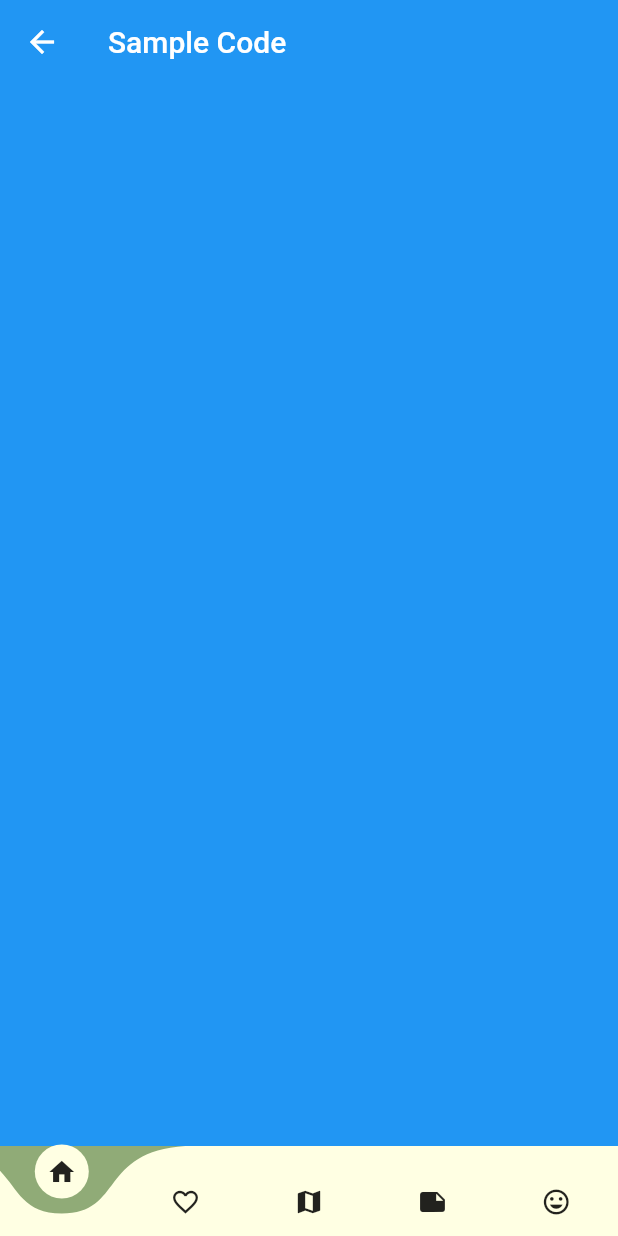
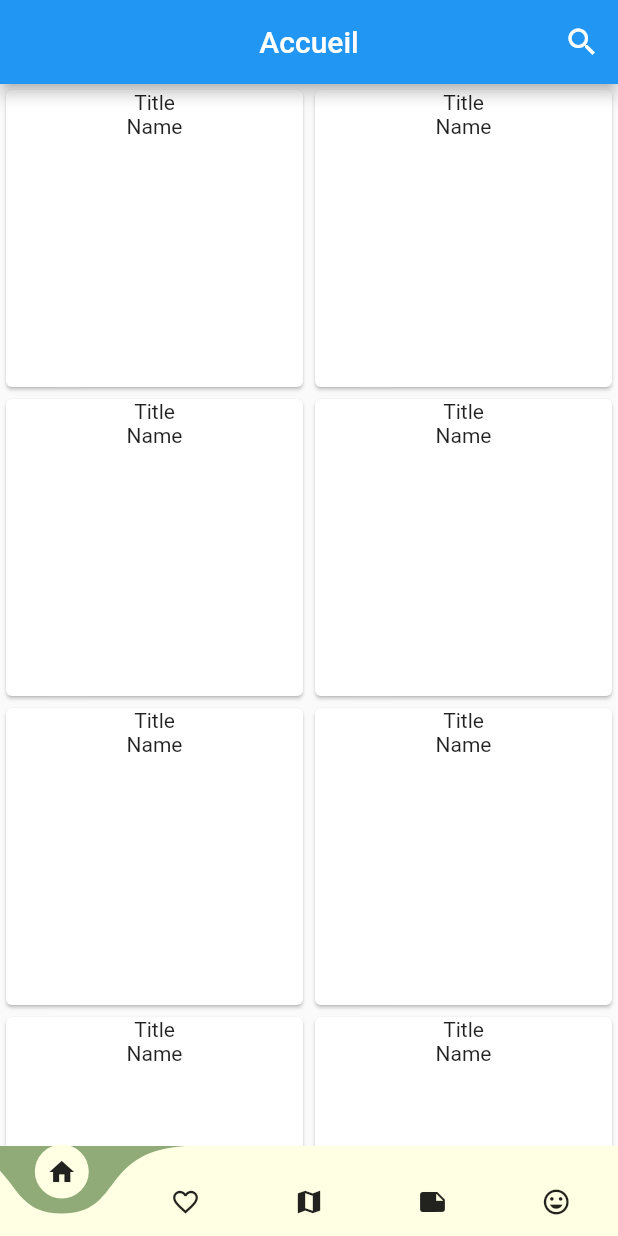
Before and after one commit to Sanitc/phoikos, a Flutter app: the MainPageWidget screen opened directly, on a phone screen of 412 x 824 dp. Run offline on Flutter 3.47's test engine with Material 2 defaults, Android fonts, the phone set to English and light mode, and no system bars; drawn by our look-alikes of curved_navigation_bar; our stand-ins replace google_maps_flutter.

Commit message:
grid view

```diff
--- /dev/null
+++ b/lib/model/Category.dart
@@ -0,0 +1,6 @@
+class Category {
+  String name;
+  String title;
+
+  Category(this.name, this.title);
+}
--- a/lib/page/main_page.dart
+++ b/lib/page/main_page.dart
@@ -66,9 +66,12 @@ class _MainPageWidgetState extends State<MainPageWidget> {
   }
 
   Widget _widgetWithOpacity(bool visible, Widget child) {
-    return Opacity(
-      opacity: visible ? 1.0 : 0.0,
-      child: child,
+    return IgnorePointer(
+      ignoring: !visible,
+      child: Opacity(
+        opacity: visible ? 1.0 : 0.0,
+        child: child,
+      ),
     );
   }
 }
--- a/lib/screen/home_screen.dart
+++ b/lib/screen/home_screen.dart
@@ -1,10 +1,60 @@
 import 'package:flutter/material.dart';
+import 'package:phoikos/model/Category.dart';
 
-class HomeScreenWidget extends StatelessWidget {
+class HomeScreenWidget extends StatefulWidget {
+  @override
+  _HomeScreenWidgetState createState() => _HomeScreenWidgetState();
+}
+
+class _HomeScreenWidgetState extends State<HomeScreenWidget> {
+  List<Category> _categories = [];
+
+  @override
+  void initState() {
+    super.initState();
+
+    for (int i = 0; i < 100; i++) {
+      _categories.add(Category('Name', 'Title'));
+    }
+  }
+
   @override
   Widget build(BuildContext context) {
-    return AppBar(
-      title: const Text('Sample Code'),
+    return Scaffold(
+      appBar: AppBar(
+        title: Text('Accueil'),
+        centerTitle: true,
+        automaticallyImplyLeading: false,
+        actions: <Widget>[
+          IconButton(
+            icon: Icon(Icons.search),
+            onPressed: () {
+              print('click on search');
+            },
+          )
+        ],
+      ),
+      body: Column(
+        children: <Widget>[Expanded(child: _gridView())],
+      ),
+    );
+  }
+
+  Widget _categoryWidgetFromModel(Category category) {
+    return Card(
+      child: Column(
+        children: <Widget>[Text(category.title), Text(category.name)],
+      ),
+    );
+  }
+
+  Widget _gridView() {
+    return GridView.builder(
+      itemCount: _categories.length,
+      gridDelegate: SliverGridDelegateWithFixedCrossAxisCount(crossAxisCount: 2),
+      itemBuilder: (BuildContext context, int index) {
+        return _categoryWidgetFromModel(_categories[index]);
+      },
     );
   }
 }
```
